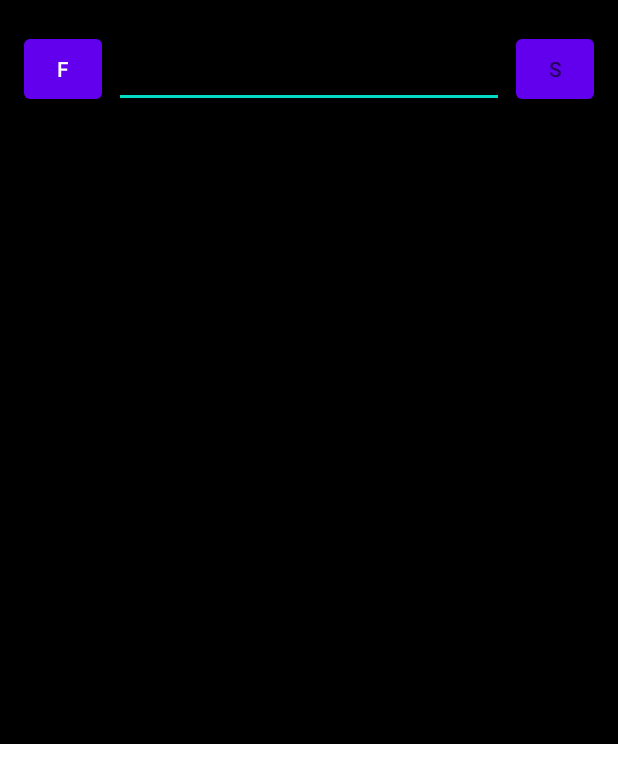
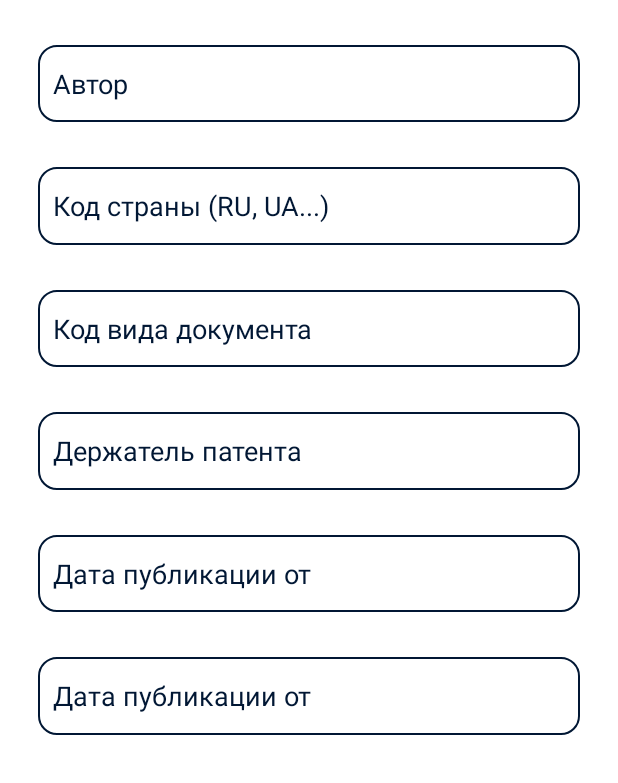
Before and after one commit to bratusev07/RequestRosPat, an Android app: the layout filter_fragment.xml on its own in the app's theme, with its tools: preview values and no code run, on a phone screen of 412 x 824 dp. Shown: the top 783 px of the screen. Run offline under Robolectric (Android 15) with nearby library versions, the phone set to English and light mode, and no system bars.

Commit message:
Добавил сплэш и правки

```diff
--- a/app/src/main/AndroidManifest.xml
+++ b/app/src/main/AndroidManifest.xml
@@ -12,6 +12,10 @@
         android:supportsRtl="true"
         android:theme="@style/Theme.RequestRosPat">
         <activity
+            android:screenOrientation="portrait"
+            android:name=".StartActivity"
+            android:exported="false" />
+        <activity
             android:name=".MainActivity"
             android:exported="false"
             android:screenOrientation="portrait">
@@ -20,7 +24,7 @@
                 android:value="" />
         </activity>
         <activity
-            android:name=".StartActivity"
+            android:name=".SplashScreen"
             android:exported="true"
             android:screenOrientation="portrait">
             <intent-filter>
--- a/app/src/main/java/com/example/requestrospat/SearchActivity.java
+++ b/app/src/main/java/com/example/requestrospat/SearchActivity.java
@@ -66,9 +66,9 @@ public class SearchActivity extends AppCompatActivity {
         etAuthor = v.findViewById(R.id.etAuthor);
         etCountry = v.findViewById(R.id.etCountry);
         etKind = v.findViewById(R.id.etKind);
-        etPatentHolder = v.findViewById(R.id.etPatentHolder);
+        etPatentHolder = v.findViewById(R.id.etPatentHolder);/*
         etDateLeft = v.findViewById(R.id.etDateLeft);
-        etDateRight = v.findViewById(R.id.etDateRight);
+        etDateRight = v.findViewById(R.id.etDateRight);*/
 
         btnFilter.setOnClickListener(this::showPopupMenu);
 
--- /dev/null
+++ b/app/src/main/java/com/example/requestrospat/SplashScreen.java
@@ -0,0 +1,27 @@
+package com.example.requestrospat;
+
+import androidx.appcompat.app.AppCompatActivity;
+import androidx.appcompat.app.AppCompatDelegate;
+
+import android.content.Intent;
+import android.os.Bundle;
+import android.os.Handler;
+import android.widget.ImageView;
+
+public class SplashScreen extends AppCompatActivity {
+
+    @Override
+    protected void onCreate(Bundle savedInstanceState) {
+        super.onCreate(savedInstanceState);
+        setContentView(R.layout.activity_splash_screen);
+        AppCompatDelegate.setDefaultNightMode(AppCompatDelegate.MODE_NIGHT_NO);
+
+        new Handler().postDelayed(new Runnable() {
+            @Override
+            public void run() {
+                startActivity(new Intent(getApplicationContext(), StartActivity.class));
+                finish();
+            }
+        }, 2000);
+    }
+}
--- /dev/null
+++ b/app/src/main/res/layout/activity_splash_screen.xml
@@ -0,0 +1,14 @@
+<?xml version="1.0" encoding="utf-8"?>
+<FrameLayout xmlns:android="http://schemas.android.com/apk/res/android"
+    xmlns:tools="http://schemas.android.com/tools"
+    android:layout_width="match_parent"
+    android:layout_height="match_parent"
+    android:background="#014DAA"
+    tools:context=".SplashScreen">
+
+    <ImageView
+        android:layout_width="wrap_content"
+        android:layout_height="wrap_content"
+        android:layout_gravity="center"
+        android:src="@drawable/splash_img"/>
+</FrameLayout>
--- a/app/src/main/res/layout/filter_fragment.xml
+++ b/app/src/main/res/layout/filter_fragment.xml
@@ -5,58 +5,51 @@
     android:layout_width="match_parent"
     android:layout_height="wrap_content"
     android:id="@+id/bottom_sheet"
-    android:background="@color/black"
-    app:behavior_hideable="false"
-    app:behavior_peekHeight="100dp"
-    app:layout_behavior="@string/bottom_sheet_behavior">
-
-    <EditText
-        android:id="@+id/etSearch"
-        android:layout_width="0dp"
-        android:layout_height="0dp"
-        android:layout_marginStart="8dp"
-        android:layout_marginTop="20dp"
-        android:layout_marginEnd="8dp"
-        android:hint="Поиск"
-        app:layout_constraintDimensionRatio="5:1"
-        app:layout_constraintEnd_toStartOf="@id/btnSearch"
-        app:layout_constraintStart_toEndOf="@id/btnFilter"
-        app:layout_constraintTop_toTopOf="parent" />
+    android:background="@color/white">
 
     <EditText
         android:id="@+id/etAuthor"
         android:layout_width="0dp"
         android:layout_height="0dp"
-        android:layout_marginStart="16dp"
+        android:layout_marginStart="25dp"
         android:layout_marginTop="30dp"
-        android:layout_marginEnd="16dp"
+        android:layout_marginEnd="25dp"
+        android:background="@drawable/edit_text_style"
         android:hint="Автор"
-        app:layout_constraintDimensionRatio="5:1"
+        android:paddingHorizontal="10dp"
+        android:textColorHint="#011734"
+        app:layout_constraintDimensionRatio="7:1"
         app:layout_constraintEnd_toEndOf="parent"
         app:layout_constraintStart_toStartOf="parent"
-        app:layout_constraintTop_toBottomOf="@+id/etSearch" />
+        app:layout_constraintTop_toTopOf="parent" />
 
     <EditText
         android:id="@+id/etCountry"
         android:layout_width="0dp"
         android:layout_height="0dp"
         android:layout_marginTop="30dp"
+        android:textColorHint="#011734"
         android:hint="Код страны (RU, UA...)"
-        app:layout_constraintDimensionRatio="5:1"
+        app:layout_constraintDimensionRatio="7:1"
         app:layout_constraintEnd_toEndOf="@+id/etAuthor"
         app:layout_constraintStart_toStartOf="@+id/etAuthor"
-        app:layout_constraintTop_toBottomOf="@+id/etAuthor" />
+        app:layout_constraintTop_toBottomOf="@+id/etAuthor"
+        android:background="@drawable/edit_text_style"
+        android:paddingHorizontal="10dp"/>
 
     <EditText
         android:id="@+id/etKind"
         android:layout_width="0dp"
         android:layout_height="0dp"
         android:layout_marginTop="30dp"
+        android:textColorHint="#011734"
         android:hint="Код вида документа"
-        app:layout_constraintDimensionRatio="5:1"
+        app:layout_constraintDimensionRatio="7:1"
         app:layout_constraintEnd_toEndOf="@+id/etCountry"
         app:layout_constraintStart_toStartOf="@+id/etCountry"
-        app:layout_constraintTop_toBottomOf="@+id/etCountry" />
+        app:layout_constraintTop_toBottomOf="@+id/etCountry"
+        android:background="@drawable/edit_text_style"
+        android:paddingHorizontal="10dp"/>
 
     <EditText
         android:id="@+id/etPatentHolder"
@@ -64,31 +57,40 @@
         android:layout_height="0dp"
         android:layout_marginTop="30dp"
         android:hint="Держатель патента"
-        app:layout_constraintDimensionRatio="5:1"
+        app:layout_constraintDimensionRatio="7:1"
+        android:textColorHint="#011734"
         app:layout_constraintEnd_toEndOf="@+id/etKind"
         app:layout_constraintStart_toStartOf="@+id/etKind"
-        app:layout_constraintTop_toBottomOf="@+id/etKind" />
+        app:layout_constraintTop_toBottomOf="@+id/etKind"
+        android:background="@drawable/edit_text_style"
+        android:paddingHorizontal="10dp"/>
 
-    <Button
-        android:id="@+id/btnSearch"
+    <EditText
+        android:id="@+id/etDateLeft"
         android:layout_width="0dp"
         android:layout_height="0dp"
-        android:layout_marginEnd="16dp"
-        android:hint="S"
-        app:layout_constraintBottom_toBottomOf="@+id/etSearch"
-        app:layout_constraintDimensionRatio="1:1"
-        app:layout_constraintEnd_toEndOf="parent"
-        app:layout_constraintTop_toTopOf="@+id/etSearch" />
+        android:layout_marginTop="30dp"
+        android:background="@drawable/edit_text_style"
+        android:hint="Дата публикации от"
+        android:paddingHorizontal="10dp"
+        android:textColorHint="#011734"
+        app:layout_constraintDimensionRatio="7:1"
+        app:layout_constraintEnd_toEndOf="@+id/etPatentHolder"
+        app:layout_constraintStart_toStartOf="@+id/etPatentHolder"
+        app:layout_constraintTop_toBottomOf="@+id/etPatentHolder" />
 
-    <Button
-        android:id="@+id/btnFilter"
+    <EditText
+        android:id="@+id/etDateRight"
         android:layout_width="0dp"
         android:layout_height="0dp"
-        android:layout_marginStart="16dp"
-        android:text="F"
-        app:layout_constraintBottom_toBottomOf="@+id/etSearch"
-        app:layout_constraintDimensionRatio="1:1"
-        app:layout_constraintStart_toStartOf="parent"
-        app:layout_constraintTop_toTopOf="@+id/etSearch" />
+        android:layout_marginTop="30dp"
+        android:background="@drawable/edit_text_style"
+        android:hint="Дата публикации от"
+        android:paddingHorizontal="10dp"
+        android:textColorHint="#011734"
+        app:layout_constraintDimensionRatio="7:1"
+        app:layout_constraintEnd_toEndOf="@+id/etDateLeft"
+        app:layout_constraintStart_toStartOf="@+id/etDateLeft"
+        app:layout_constraintTop_toBottomOf="@+id/etDateLeft" />
 
 </androidx.constraintlayout.widget.ConstraintLayout>
```
Also changed, not shown: app/src/main/res/drawable-v24/splash_img.png (added).
